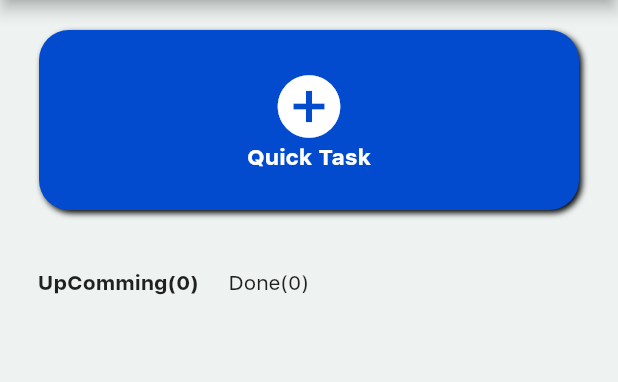
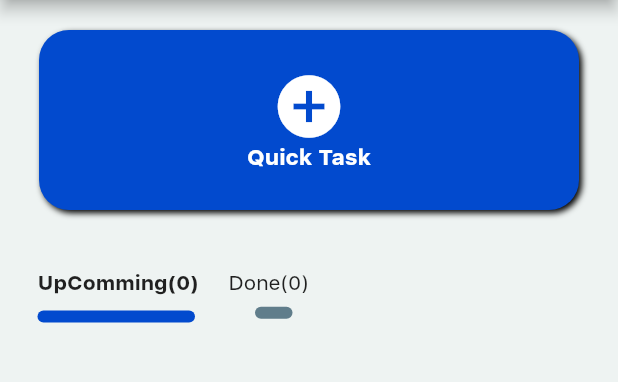
Before and after one commit to Rafarache/TaskManagerApp, a Flutter app: the screen it shows after launch, on a phone screen of 412 x 824 dp, the part 84-466 px from its top. Run offline on Flutter 3.47's test engine with Material 2 defaults, Android fonts, the phone set to English and light mode, and no system bars; our stand-ins replace sqflite; accounts and stored records are empty.

Commit message:
Add AnimatedContainer

```diff
--- a/lib/View/Home/HomePage.dart
+++ b/lib/View/Home/HomePage.dart
@@ -29,6 +29,7 @@ class _HomeState extends State<Home> {
   }
 
   int menu = 1;
+
   @override
   Widget build(BuildContext context) {
     return Scaffold(
@@ -103,6 +104,38 @@ class _HomeState extends State<Home> {
                     },
                   ),
                 ],
+              ),
+              Container(
+                child: Row(
+                  children: [
+                    AnimatedContainer(
+                      duration: Duration(milliseconds: 150),
+                      margin: menu == 1
+                          ? EdgeInsets.only(left: 25, top: 10)
+                          : EdgeInsets.only(left: 55, top: 5),
+                      height: 8,
+                      width: menu == 1 ? 105 : 50,
+                      decoration: BoxDecoration(
+                          color: menu == 1
+                              ? Theme.of(context).primaryColor
+                              : Colors.blueGrey,
+                          borderRadius: BorderRadius.circular(10)),
+                    ),
+                    AnimatedContainer(
+                      duration: Duration(milliseconds: 150),
+                      margin: menu == 0
+                          ? EdgeInsets.only(left: 50, top: 10)
+                          : EdgeInsets.only(left: 40, top: 5),
+                      height: 8,
+                      width: menu == 0 ? 50 : 25,
+                      decoration: BoxDecoration(
+                          color: menu == 0
+                              ? Theme.of(context).primaryColor
+                              : Colors.blueGrey,
+                          borderRadius: BorderRadius.circular(10)),
+                    )
+                  ],
+                ),
               ),
               SizedBox(height: 30),
               menu == 1
```
